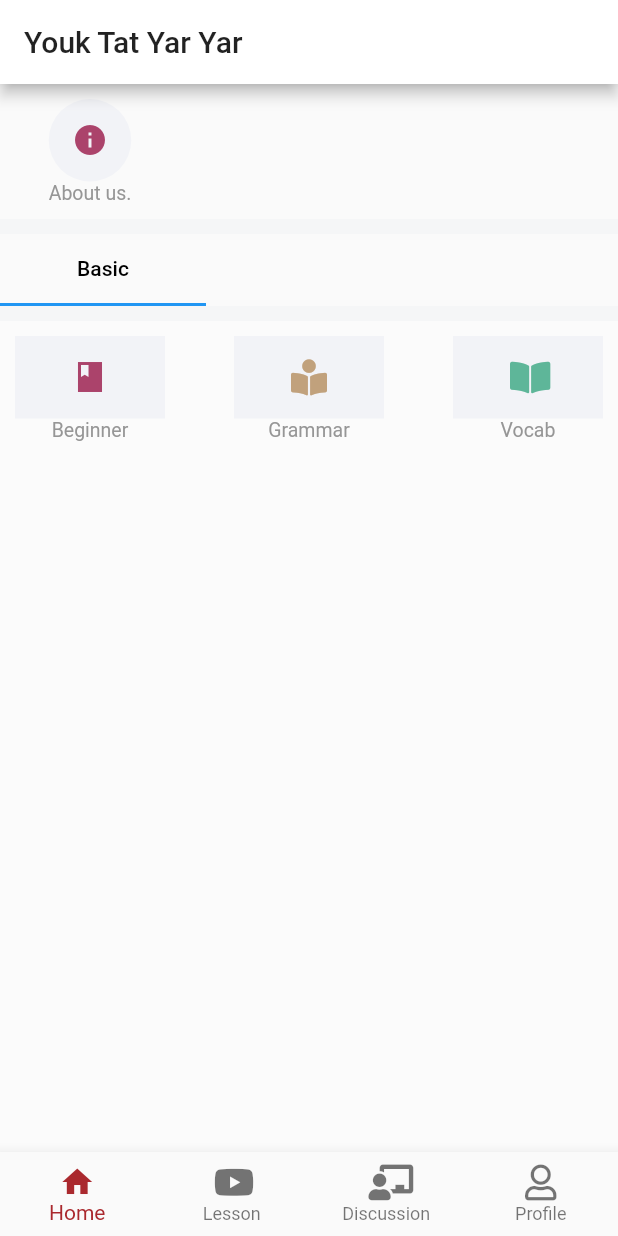
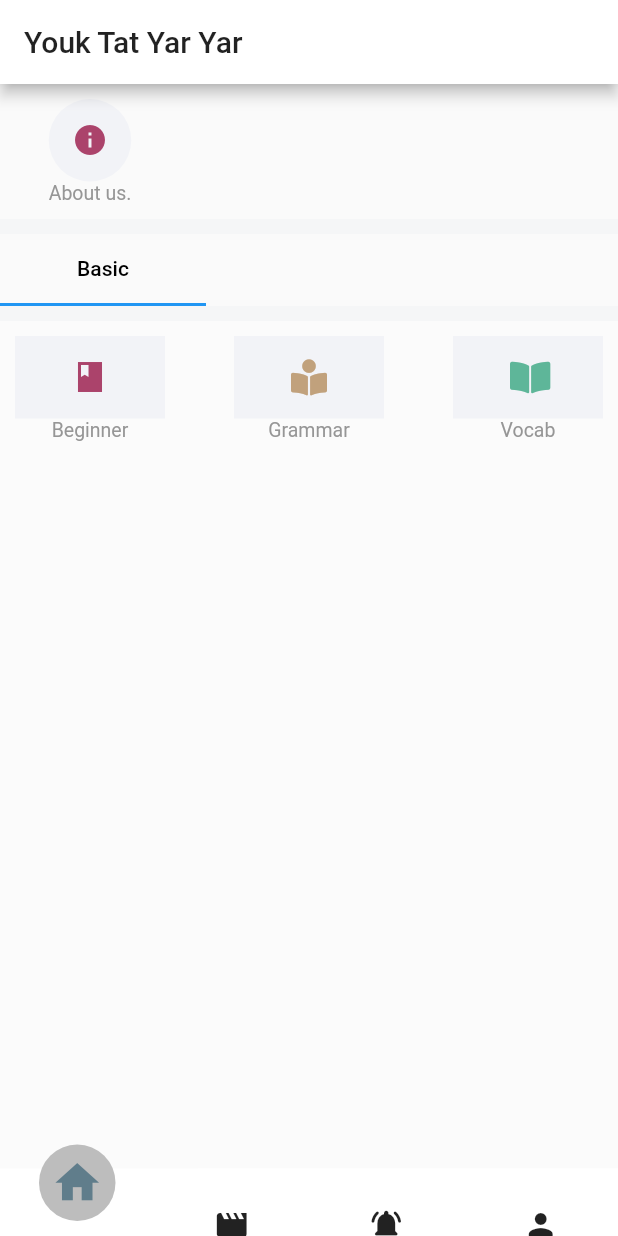
Before and after one commit to maythuzarlinn/flutter_relive_klearningpro, a Flutter app: the screen it shows after launch, on a phone screen of 412 x 824 dp. Run offline on Flutter 3.47's test engine with Material 2 defaults, Android fonts, the phone set to English and light mode, and no system bars; drawn by our look-alikes of curved_navigation_bar; our stand-ins replace cloud_firestore, firebase_auth, firebase_core, font_awesome_flutter, google_fonts, google_sign_in and 1 more; accounts and stored records are empty; Roboto replaces fonts that are missing (Roboto-Light.ttf).

Commit message:
appbar overlaps notification bar when bottom navigation bar is present

```diff
--- a/lib/common_widget/BottomNavBarWidget.dart
+++ b/lib/common_widget/BottomNavBarWidget.dart
@@ -60,6 +60,7 @@ class _BottomNavBarWidgetState extends State<BottomNavBarWidget> {
 }
 
  */
+import 'package:curved_navigation_bar/curved_navigation_bar.dart';
 import 'package:flutter/material.dart';
 import 'package:flutter_relive_klearningpro/main.dart';
 import 'package:flutter_relive_klearningpro/page/home_page.dart';
@@ -74,69 +75,94 @@ class BottomNavBarWidget extends StatefulWidget {
 }
 
 class _BottomNavBarWidgetState extends State<BottomNavBarWidget> {
-  int _selectedIndex = 0;
-  final List<Widget> _children = [
-
+  int currentIndex = 0;
+  GlobalKey _bottomNavigationKey = GlobalKey();
+  final List<Widget> viewContainer = [
     HomeScreen(),
     MusicPage(slug: 'brands/?limit=3&page=1'),
-    HomeScreen(),
+    MusicPage(slug: 'brands/?limit=3&page=1'),
     LoggedInWidget(),
   ];
   @override
   Widget build(BuildContext context) {
     //final newTrip = new Chip(null, null, null, null, null, null);
-    int _selectedIndex = 0;
-    GlobalKey _bottomNavigationKey = GlobalKey();
+    //int _selectedIndex = 0;
 
-    void _onItemTapped(int index) {
-      setState(() {
-        _selectedIndex = index;
-        navigateToScreens(index);
+
+    //void _onItemTapped(int index) {
+     // setState(() {
+      //  currentIndex = index;
+        /*if(_selectedIndex == 0 ){
+          navigateToScreens(0);
 
           Navigator.push(context, MaterialPageRoute(
               builder: (context) => LoggedInWidget()
           ));
+        }else if(_selectedIndex == 1){
+          navigateToScreens(1);
+
+          Navigator.push(context, MaterialPageRoute(
+              builder: (context) => MusicPage(slug: 'brands/?limit=3&page=1')
+          ));
+        }else if(_selectedIndex == 2){
+          navigateToScreens(2);
+
+          Navigator.push(context, MaterialPageRoute(
+            builder: (context) => HomeScreen()
+          ));
+        }else if(_selectedIndex == 3){
+          navigateToScreens(3);
+
+          Navigator.push(context, MaterialPageRoute(
+            builder: (context) => LoggedInWidget()
+          ));
+        }
+
+         */
+
+      //});
+   // }
+
+    return SafeArea(
+        child: new Scaffold(
+          appBar: AppBar(title: Text('Youk Tat Yar Yar'),),
+          body: Padding(
+          padding: EdgeInsets.only(top: MediaQuery.of(context).padding.top,),
+          child: viewContainer[currentIndex],
+        ),
+          bottomNavigationBar: CurvedNavigationBar (
+            key: _bottomNavigationKey,
+            index: currentIndex,
+            height: 45.0,
+          items: <Widget>[
+            Icon(
+              Icons.home,
+              size: 35,
+              color: Colors.blueGrey,
+            ),
+            Icon(Icons.movie),
+            Icon(Icons.notifications_active_rounded),
+
+            //Icon(Icons.shopping_cart),
+            Icon(Icons.person),
+          ],
+          //color: Colors.grey[200],
+          buttonBackgroundColor: Colors.grey[400],
+          backgroundColor: Colors.white,
+          animationCurve: Curves.fastOutSlowIn,
+          animationDuration: Duration(milliseconds: 600),
+          onTap: (index) {
+            setState(() {
+              currentIndex = index;
+              print(currentIndex);
 
       });
-
-    }
-    //body: _children[_currentIndex],
-    return BottomNavigationBar(
-      type: BottomNavigationBarType.fixed,
-      items: const <BottomNavigationBarItem>[
-        BottomNavigationBarItem(
-          icon: Icon(Icons.home),
-          title: Text(
-            'Home',
-            style: TextStyle(color: Color(0xFF545454)),
-          ),
-        ),
-        BottomNavigationBarItem(
-          icon: Icon(FontAwesomeIcons.youtube),
-          title: Text(
-            'Lesson',
-            style: TextStyle(color: Color(0xFF545454)),
-          ),
-        ),
-        BottomNavigationBarItem(
-          icon: Icon(FontAwesomeIcons.chalkboardTeacher),
-          title: Text(
-            'Discussion',
-            style: TextStyle(color: Color(0xFF545454)),
-          ),
-        ),
-        BottomNavigationBarItem(
-          icon: Icon(FontAwesomeIcons.user),
-          title: Text(
-            'Profile',
-            style: TextStyle(color: Color(0xFF545454)),
-
-          ),
-        ),
-      ],
-      currentIndex: _selectedIndex,
-      selectedItemColor: Color(0xFFAA292E),
-      onTap: _onItemTapped,
+    },
+     // currentIndex: _selectedIndex,
+     // selectedItemColor: Color(0xFFAA292E),
+     // onTap: _onItemTapped,
+    ),
+    ),
     );
   }
 }
--- a/lib/main.dart
+++ b/lib/main.dart
@@ -50,8 +50,8 @@ class MyHomePage extends StatefulWidget {
 class _MyHomePageNewState extends State<MyHomePage> {
   final List<Widget> viewContainer = [
     //AppSingUp(),
-    //SignUpWidget(),
-    HomeScreen(),
+    SignUpWidget(),
+    //HomeScreen(),
     //MyHomePage_After(),
     //MusicPage(slug: 'brands/?limit=3&page=1'),
     //HomeScreen(),
@@ -72,19 +72,28 @@ class _MyHomePageNewState extends State<MyHomePage> {
     return DefaultTabController(
         length: 3,
         child: Scaffold(
-          appBar: AppBar(title: Text('Youk Tat Yar Yar'),),
+          //appBar: AppBar(title: Text('Youk Tat Yar Yar'),),
         //drawer: DrawerWidget(),
-          body: IndexedStack(
-          index: currentIndex,
-          children: viewContainer,
-      ),
-      bottomNavigationBar: BottomNavBarWidget(),
+          body: Padding(
+            padding: EdgeInsets.only(top: MediaQuery.of(context).padding.top,),
+            child: IndexedStack(
+              index: currentIndex,
+              children: viewContainer,
+            ),
+          ),
+          bottomNavigationBar: BottomNavBarWidget(),
       ),
     );
 
   }
 }
+/*
+body: IndexedStack(
+index: currentIndex,
+children: viewContainer,
+),
 
+ */
 /*
 class MyHomePage extends StatefulWidget {
   MyHomePage({Key? key, required this.title}) : super(key: key);
--- a/lib/page/home_page.dart
+++ b/lib/page/home_page.dart
@@ -117,7 +117,7 @@ class _MyHomePageNewState extends State<MyHomePage_After> {
     return DefaultTabController(
       length: 3,
       child: Scaffold(
-        //appBar: appBarWidget(context),
+        appBar: AppBar(title: Text('Youk Tat Yar Yar'),),
         //drawer: DrawerWidget(),
         body: IndexedStack(
           index: currentIndex,
--- a/lib/page/profile_overview.dart
+++ b/lib/page/profile_overview.dart
@@ -13,7 +13,7 @@ class ProfileOverview extends StatelessWidget {
         if(snapshot.connectionState == ConnectionState.waiting){
           return Center(child: CircularProgressIndicator());
         }else if(snapshot.hasData){
-          return HomeScreen();
+          return LoggedInWidget();
         } else if (snapshot.hasError){
           return Center(child: Text('Something Went Wrong!'));
         }else {
--- a/lib/widget/logged_in_widget.dart
+++ b/lib/widget/logged_in_widget.dart
@@ -6,10 +6,10 @@ import 'package:flutter_relive_klearningpro/provider/google_sign_in.dart';
 import 'package:provider/provider.dart';
 
 class LoggedInWidget extends StatelessWidget {
-  //final FirebaseAuth firebaseAuth = FirebaseAuth.instance;
+  final FirebaseAuth firebaseAuth = FirebaseAuth.instance;
   @override
   Widget build(BuildContext context) {
-    final user = FirebaseAuth.instance.currentUser!;
+    //final user = FirebaseAuth.instance.currentUser!;
 
     return Scaffold(
       appBar: AppBar(
@@ -35,6 +35,7 @@ class LoggedInWidget extends StatelessWidget {
               'Profile',
               style: TextStyle(fontSize: 24),
             ),
+        /*
             SizedBox(height: 32),
             CircleAvatar(
               radius: 40,
@@ -50,6 +51,8 @@ class LoggedInWidget extends StatelessWidget {
               'Email: ' + user.email!,//email!
               style: TextStyle(color: Colors.white, fontSize: 16),
             ),
+
+         */
           ],
         ),
       ),
--- a/pubspec.yaml
+++ b/pubspec.yaml
@@ -45,6 +45,8 @@ dependencies:
 
   #Google Fonts
   google_fonts: ^2.1.0
+  #curved_navigation_bar
+  curved_navigation_bar: ^1.0.1
 
 
 dev_dependencies:
```
Also changed, not shown: pubspec.lock.
